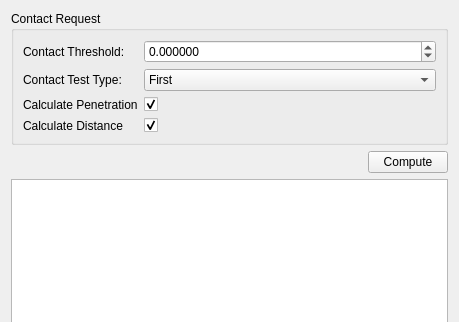
Qt form tesseract_widgets/collision/include/tesseract_widgets/collision/contact_results_widget.ui (tesseract-robotics/tesseract_gui) before a commit; both pictures show x 0 to 459 and y 0 to 322 of the 459 by 464 pixel window.
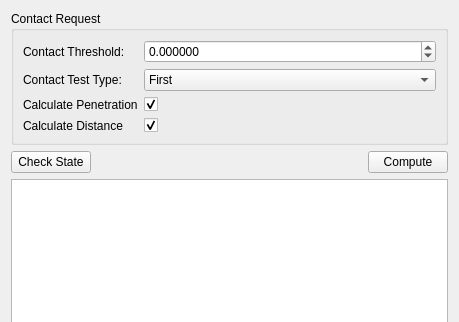
The same form after that commit. Custom widgets are drawn as their Qt base class.

Commit message: Changes to contact results widget and group joint states widgets

```diff
--- a/tesseract_widgets/collision/include/tesseract_widgets/collision/contact_results_widget.ui
+++ b/tesseract_widgets/collision/include/tesseract_widgets/collision/contact_results_widget.ui
@@ -130,6 +130,13 @@
       <property name="bottomMargin">
        <number>0</number>
       </property>
+      <item>
+       <widget class="QPushButton" name="check_state_push_button">
+        <property name="text">
+         <string>Check State</string>
+        </property>
+       </widget>
+      </item>
       <item>
        <spacer name="horizontalSpacer">
         <property name="orientation">
```
The commit also changes 8 other files.
